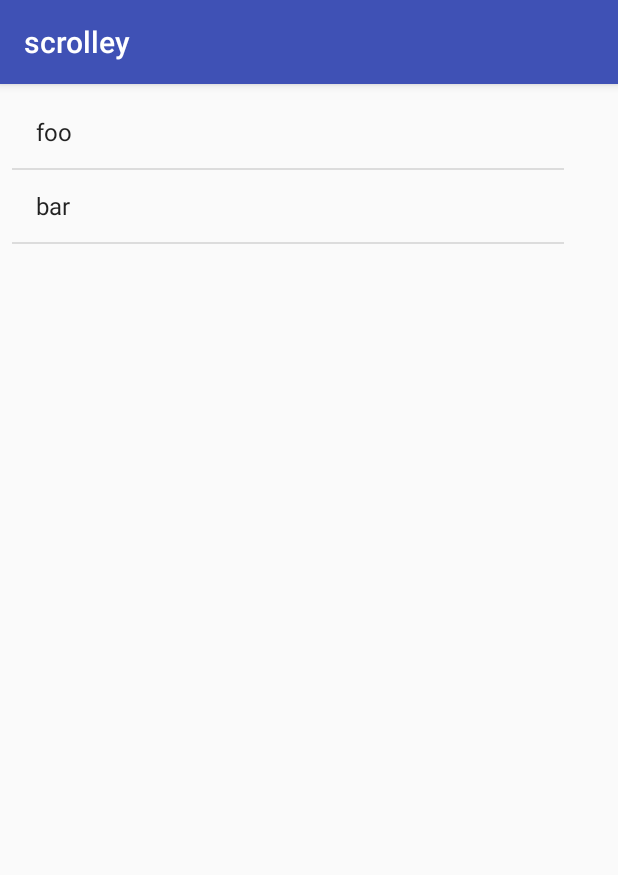
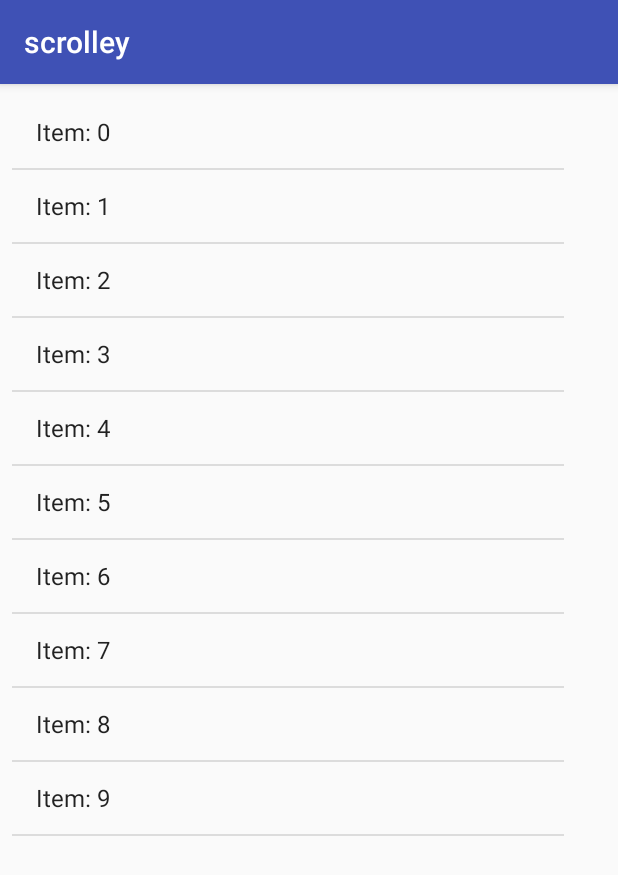
Before and after one commit to ngraham20/SurviveAnyplace, an Android app: the screen it shows after launch (MainActivity), on a phone screen of 412 x 824 dp. Shown: the top 875 px of the screen. Run offline under Robolectric (Android 15) with nearby library versions, the phone set to English and light mode, and no system bars.

Commit message:
TESTED
scrolly works

```diff
--- a/scrolley/app/src/main/java/com/example/loder/scrolley/MainActivity.java
+++ b/scrolley/app/src/main/java/com/example/loder/scrolley/MainActivity.java
@@ -19,8 +19,10 @@ public class MainActivity extends AppCompatActivity {
         lv = (ListView) (findViewById(R.id.dynListview));
 
         ArrayList<String> my_list = new ArrayList<>();
-        my_list.add("foo");
-        my_list.add("bar");
+
+        for (int i = 0; i < 100; i++) {
+            my_list.add("Item: " + String.valueOf(i));
+        }
 
         ArrayAdapter<String> arrayAdapter = new ArrayAdapter<>(
                 this,
```
